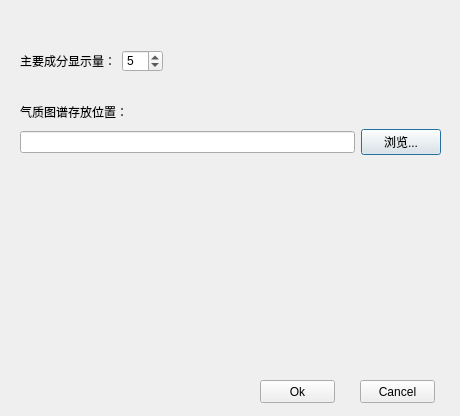
This is ui/OptionDialog.ui in ray-zong/spice as Qt 5 draws it before an edit. The edited form follows.
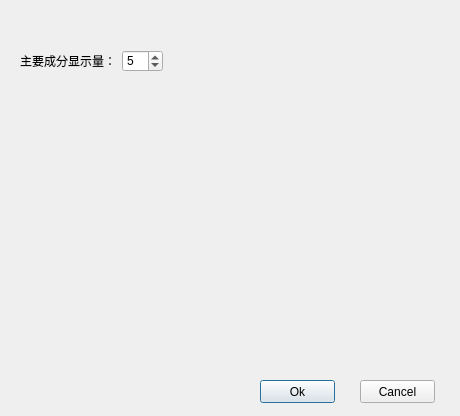
This is the edited form.

Commit message: 增加气质图谱路径索引

```diff
--- a/ui/OptionDialog.ui
+++ b/ui/OptionDialog.ui
@@ -55,63 +55,6 @@
     </item>
    </layout>
   </widget>
-  <widget class="QWidget" name="layoutWidget">
-   <property name="geometry">
-    <rect>
-     <x>20</x>
-     <y>100</y>
-     <width>421</width>
-     <height>55</height>
-    </rect>
-   </property>
-   <layout class="QVBoxLayout" name="verticalLayout">
-    <item>
-     <layout class="QHBoxLayout" name="horizontalLayout_3">
-      <item>
-       <widget class="QLabel" name="label_2">
-        <property name="text">
-         <string>气质图谱存放位置：</string>
-        </property>
-       </widget>
-      </item>
-      <item>
-       <spacer name="horizontalSpacer_2">
-        <property name="orientation">
-         <enum>Qt::Horizontal</enum>
-        </property>
-        <property name="sizeHint" stdset="0">
-         <size>
-          <width>40</width>
-          <height>20</height>
-         </size>
-        </property>
-       </spacer>
-      </item>
-     </layout>
-    </item>
-    <item>
-     <layout class="QHBoxLayout" name="horizontalLayout_2">
-      <item>
-       <widget class="QLineEdit" name="lineEdit_imageFilePath">
-        <property name="enabled">
-         <bool>true</bool>
-        </property>
-        <property name="readOnly">
-         <bool>true</bool>
-        </property>
-       </widget>
-      </item>
-      <item>
-       <widget class="QPushButton" name="pushButton_imageFilePath">
-        <property name="text">
-         <string>浏览...</string>
-        </property>
-       </widget>
-      </item>
-     </layout>
-    </item>
-   </layout>
-  </widget>
   <widget class="QPushButton" name="pushButton_ok">
    <property name="geometry">
     <rect>
```
The commit also changes 15 other files.
